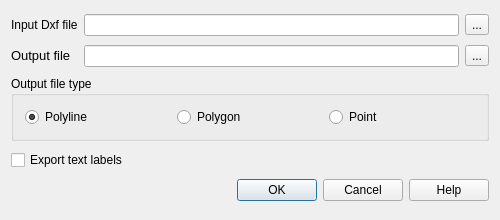
This is qgis/src/plugins/dxf2shp_converter/dxf2shpconvertergui.ui in sourcepole/qgis as Qt 5 draws it before an edit. The edited form follows.
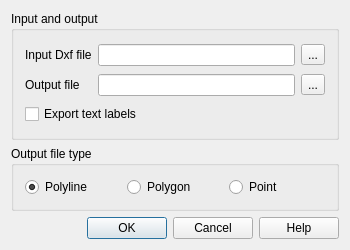
This is the edited form. Icons and pictures are not drawn.

What changed in the file:
```diff
--- a/qgis/src/plugins/dxf2shp_converter/dxf2shpconvertergui.ui
+++ b/qgis/src/plugins/dxf2shp_converter/dxf2shpconvertergui.ui
@@ -1,12 +1,12 @@
 <ui version="4.0" >
  <class>dxf2shpConverterGui</class>
- <widget class="QDialog" name="dxf2shpConverterGui" >
-  <property name="geometry" >
+ <widget class="QDialog" name="dxf2shpConverterGui">
+  <property name="geometry">
    <rect>
     <x>0</x>
     <y>0</y>
-    <width>500</width>
-    <height>220</height>
+    <width>350</width>
+    <height>250</height>
    </rect>
   </property>
   <property name="minimumSize" >
@@ -29,48 +29,67 @@
     <normaloff/>
    </iconset>
   </property>
-  <layout class="QGridLayout" >
-   <item row="0" column="0" >
-    <widget class="QLabel" name="label" >
-     <property name="text" >
-      <string>Input Dxf file</string>
+  <layout class="QGridLayout" name="gridLayout">
+   <item row="0" column="0">
+    <widget class="QGroupBox" name="groupBox_2">
+     <property name="title">
+      <string>Input and output</string>
      </property>
+     <layout class="QGridLayout" name="gridLayout_3">
+      <item row="0" column="0">
+       <widget class="QLabel" name="label">
+        <property name="text">
+         <string>Input Dxf file</string>
+        </property>
+        <property name="buddy">
+         <cstring>name</cstring>
+        </property>
+       </widget>
+      </item>
+      <item row="0" column="1">
+       <widget class="QLineEdit" name="name"/>
+      </item>
+      <item row="0" column="2">
+       <widget class="QToolButton" name="btnBrowseForFile">
+        <property name="text">
+         <string>...</string>
+        </property>
+       </widget>
+      </item>
+      <item row="1" column="0">
+       <widget class="QLabel" name="label_3">
+        <property name="text">
+         <string>Output file</string>
+        </property>
+        <property name="buddy">
+         <cstring>dirout</cstring>
+        </property>
+       </widget>
+      </item>
+      <item row="1" column="1">
+       <widget class="QLineEdit" name="dirout"/>
+      </item>
+      <item row="1" column="2">
+       <widget class="QToolButton" name="btnBrowseOutputDir">
+        <property name="text">
+         <string>...</string>
+        </property>
+       </widget>
+      </item>
+      <item row="2" column="0" colspan="3">
+       <widget class="QCheckBox" name="convertTextCheck">
+        <property name="text">
+         <string>Export text labels</string>
+        </property>
+       </widget>
+      </item>
+     </layout>
     </widget>
    </item>
-   <item row="0" column="1" colspan="2" >
-    <widget class="QLineEdit" name="name" />
-   </item>
-   <item row="0" column="3" >
-    <widget class="QToolButton" name="btnBrowseForFile" >
-     <property name="text" >
-      <string>...</string>
-     </property>
-    </widget>
-   </item>
-   <item row="1" column="0" >
-    <widget class="QLabel" name="label_2" >
-     <property name="text" >
-      <string>&lt;html>&lt;head>&lt;meta name="qrichtext" content="1" />&lt;style type="text/css">
-p, li { white-space: pre-wrap; }
-&lt;/style>&lt;/head>&lt;body style=" font-family:'DejaVu Sans'; font-size:10pt; font-weight:400; font-style:normal;">
-&lt;p style=" margin-top:0px; margin-bottom:0px; margin-left:0px; margin-right:0px; -qt-block-indent:0; text-indent:0px; font-family:'MS Shell Dlg 2'; font-size:8pt;">&lt;span style=" font-size:10pt;">Output file&lt;/span>&lt;/p>&lt;/body>&lt;/html></string>
-     </property>
-    </widget>
-   </item>
-   <item row="1" column="1" colspan="2" >
-    <widget class="QLineEdit" name="dirout" />
-   </item>
-   <item row="1" column="3" >
-    <widget class="QToolButton" name="btnBrowseOutputDir" >
-     <property name="text" >
-      <string>...</string>
-     </property>
-    </widget>
-   </item>
-   <item row="2" column="0" colspan="4" >
-    <widget class="QGroupBox" name="groupBox" >
-     <property name="sizePolicy" >
-      <sizepolicy vsizetype="Maximum" hsizetype="Preferred" >
+   <item row="1" column="0">
+    <widget class="QGroupBox" name="groupBox">
+     <property name="sizePolicy">
+      <sizepolicy hsizetype="Preferred" vsizetype="Maximum">
        <horstretch>0</horstretch>
        <verstretch>0</verstretch>
       </sizepolicy>
@@ -84,10 +103,10 @@
      <property name="title" >
       <string>Output file type</string>
      </property>
-     <layout class="QGridLayout" >
-      <item row="0" column="0" >
-       <widget class="QRadioButton" name="polyline" >
-        <property name="text" >
+     <layout class="QGridLayout">
+      <item row="0" column="0">
+       <widget class="QRadioButton" name="polyline">
+        <property name="text">
          <string>Polyline</string>
         </property>
         <property name="checked" >
@@ -95,16 +114,16 @@
         </property>
        </widget>
       </item>
-      <item row="0" column="1" >
-       <widget class="QRadioButton" name="polygon" >
-        <property name="text" >
+      <item row="0" column="1">
+       <widget class="QRadioButton" name="polygon">
+        <property name="text">
          <string>Polygon</string>
         </property>
        </widget>
       </item>
-      <item row="0" column="2" >
-       <widget class="QRadioButton" name="point" >
-        <property name="text" >
+      <item row="0" column="2">
+       <widget class="QRadioButton" name="point">
+        <property name="text">
          <string>Point</string>
         </property>
        </widget>
@@ -112,36 +131,27 @@
      </layout>
     </widget>
    </item>
-   <item row="3" column="0" colspan="2" >
-    <widget class="QCheckBox" name="convertTextCheck" >
-     <property name="text" >
-      <string>Export text labels</string>
-     </property>
-    </widget>
-   </item>
-   <item row="3" column="2" >
-    <spacer>
-     <property name="orientation" >
-      <enum>Qt::Horizontal</enum>
-     </property>
-     <property name="sizeHint" >
-      <size>
-       <width>40</width>
-       <height>20</height>
-      </size>
-     </property>
-    </spacer>
-   </item>
-   <item row="4" column="0" colspan="4" >
-    <widget class="QDialogButtonBox" name="buttonBox" >
-     <property name="standardButtons" >
-      <set>QDialogButtonBox::Cancel|QDialogButtonBox::Help|QDialogButtonBox::NoButton|QDialogButtonBox::Ok</set>
+   <item row="2" column="0">
+    <widget class="QDialogButtonBox" name="buttonBox">
+     <property name="standardButtons">
+      <set>QDialogButtonBox::Cancel|QDialogButtonBox::Help|QDialogButtonBox::Ok</set>
      </property>
     </widget>
    </item>
   </layout>
  </widget>
- <layoutdefault spacing="6" margin="11" />
+ <layoutdefault spacing="6" margin="11"/>
+ <tabstops>
+  <tabstop>name</tabstop>
+  <tabstop>btnBrowseForFile</tabstop>
+  <tabstop>dirout</tabstop>
+  <tabstop>btnBrowseOutputDir</tabstop>
+  <tabstop>convertTextCheck</tabstop>
+  <tabstop>polyline</tabstop>
+  <tabstop>polygon</tabstop>
+  <tabstop>point</tabstop>
+  <tabstop>buttonBox</tabstop>
+ </tabstops>
  <resources/>
  <connections>
   <connection>
```
Left out of the diff: 45 changed lines with no effect on the pictures.
